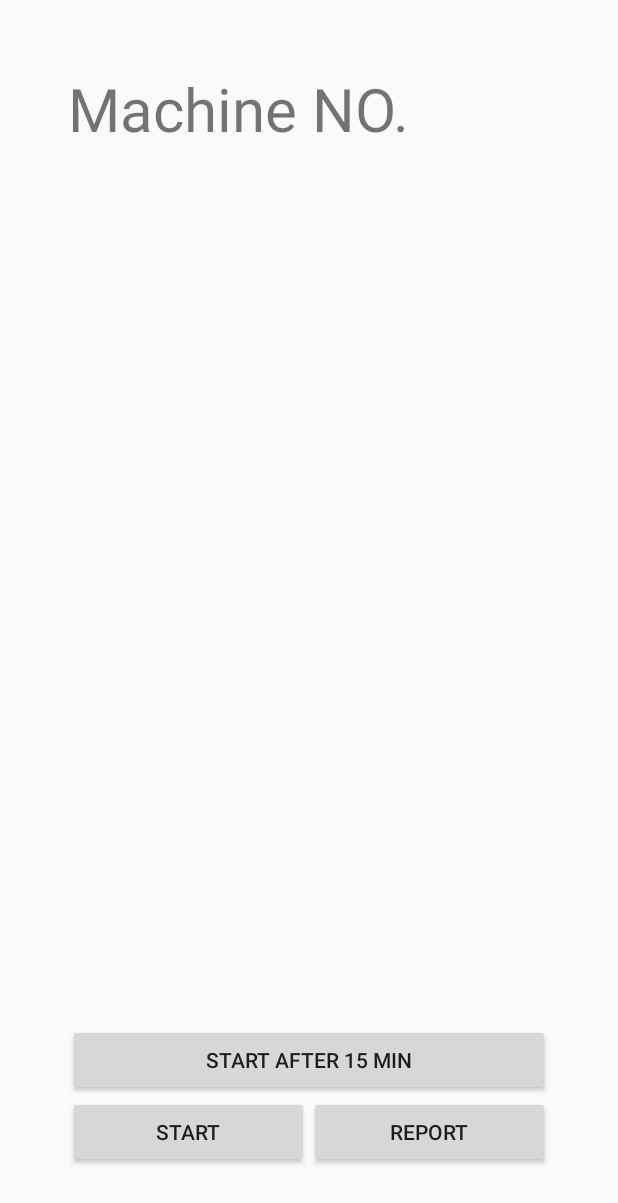
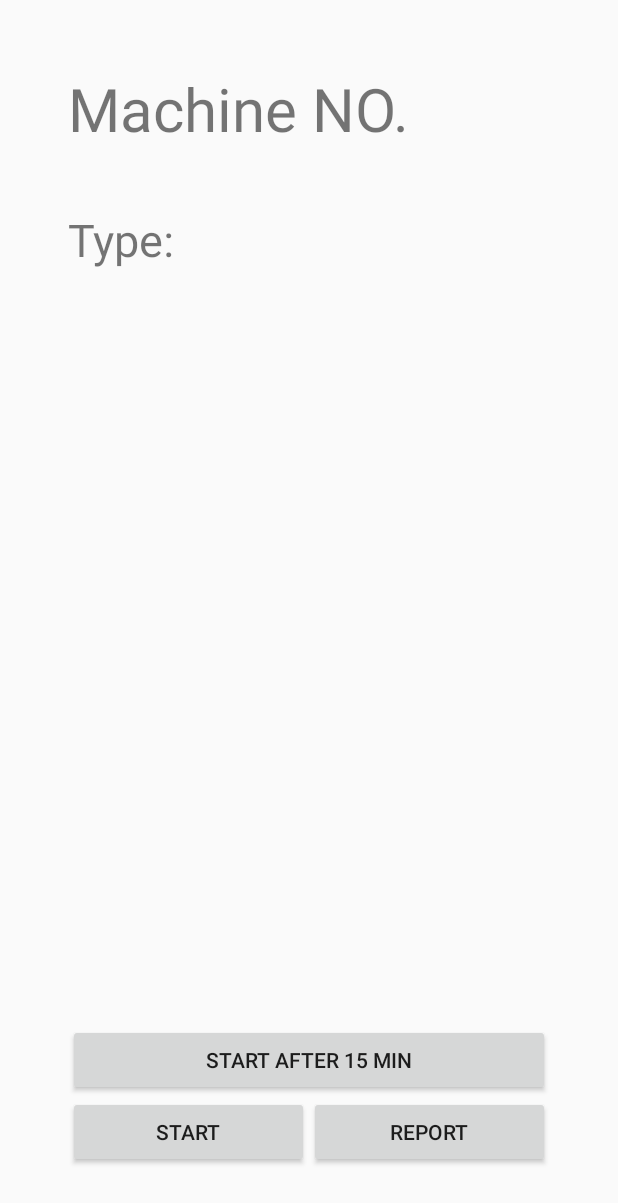
Before and after one commit to YuchengWu66/washer-dryer-management, an Android app: the StartActivity screen opened directly, with no data from a screen before it, on a phone screen of 412 x 824 dp. Shown: the top 1203 px of the screen. Run offline under Robolectric (Android 15) with nearby library versions, the phone set to English and light mode, and no system bars; libraries missing offline, so code that uses them is left out: com.loopj.android, cz.msebera.android; 1 statement that could not run was skipped.

Commit message:
tryFixPassingValue3

```diff
--- a/app/src/main/java/com/laioffer/washerdrymanagement/ui/detail/ReportActivity.java
+++ b/app/src/main/java/com/laioffer/washerdrymanagement/ui/detail/ReportActivity.java
@@ -20,6 +20,7 @@ import org.json.JSONObject;
 import cz.msebera.android.httpclient.Header;
 
 public class ReportActivity extends AppCompatActivity {
+    String ID;
     private EditText editTextMachineID;
     private EditText editTexterror;
     private String REPORT_URL; // add later
@@ -27,8 +28,10 @@ public class ReportActivity extends AppCompatActivity {
     protected void onCreate(Bundle savedInstanceState) {
         super.onCreate(savedInstanceState);
         setContentView(R.layout.fragment_report);
+        ID = getIntent().getStringExtra("ID");
         editTextMachineID = findViewById(R.id.report_machineID);
         editTexterror = findViewById(R.id.report_error);
+        editTextMachineID.setText(ID);
         ActionBar actionBar = getActionBar();
         actionBar.setDisplayHomeAsUpEnabled(true);
     }
--- a/app/src/main/java/com/laioffer/washerdrymanagement/ui/detail/StartActivity.java
+++ b/app/src/main/java/com/laioffer/washerdrymanagement/ui/detail/StartActivity.java
@@ -27,31 +27,38 @@ import cz.msebera.android.httpclient.Header;
 public class StartActivity extends AppCompatActivity {
    // String UserID;
     String ID;
-    String machineID;
+    String type;
 //    CheckBox checkbox;
     TextView MachineID;
+    TextView MachineType;
     String StartURL;
 //    Button startbt;
 //    Button reportbt;
 //    Button waitbt;
 
     @Override
-    protected void onActivityResult(int requestCode, int resultCode, Intent data) {
-        super.onActivityResult(requestCode, resultCode, data);
-        if (resultCode == RESULT_OK) {
-            Bundle bundle = data.getExtras();
-            ID = bundle.getString("ID");
-            machineID = "Machine NO." + ID;
-        //    UserID = bundle.getString("user");
-            MachineID = findViewById(R.id.startmachine_id);
-            MachineID.setText(machineID);
-
-        }
-    }
-    @Override
     protected void onCreate(Bundle savedInstanceState) {
         super.onCreate(savedInstanceState);
         setContentView(R.layout.fragment_start);
+        ID = getIntent().getStringExtra("ID");
+        type = getIntent().getStringExtra("type");
+        MachineID = findViewById(R.id.startmachine_id);
+        MachineType = findViewById(R.id.start_type);
+        MachineID.setText(ID);
+        MachineType.setText(type);
+        switch (type){
+            case ("Washer"):
+                //change image
+            case ("Dryer"):
+                // change to dryer image
+            case("Other"):
+                // change to other
+        }
+        setContentView(R.layout.fragment_start);
+
+
+
+
 //        ActionBar actionBar = getActionBar();
 //        actionBar.setDisplayHomeAsUpEnabled(true);
 //        checkbox = findViewById(R.id.checkBox_add);
@@ -69,11 +76,10 @@ public class StartActivity extends AppCompatActivity {
         //start api with UserID and MachineID
     }
     public void gotoReport(View v){
-        Intent intent = new Intent(this, ReportActivity.class);
+        Intent intent = new Intent(StartActivity.this, ReportActivity.class);
         Bundle b = new Bundle();
         b.putString("ID", ID);
         intent.putExtras(b);
-        intent.addFlags(Intent.FLAG_ACTIVITY_NEW_TASK);
         startActivity(intent);
         //navigate to report with machineID
     }
--- a/app/src/main/java/com/laioffer/washerdrymanagement/ui/home/HomeAdapter.java
+++ b/app/src/main/java/com/laioffer/washerdrymanagement/ui/home/HomeAdapter.java
@@ -33,6 +33,7 @@ public class HomeAdapter extends RecyclerView.Adapter<HomeAdapter.HomeViewHolder
     public int filter;
     private Context context;
     private Map<Integer, String> map;
+
     public HomeAdapter(Context context, int filter) {
         this.context = context;
         this.filter = filter;
--- a/app/src/main/res/layout/fragment_start.xml
+++ b/app/src/main/res/layout/fragment_start.xml
@@ -16,6 +16,14 @@
         android:text="Machine NO."
         android:textSize="40dp"
         android:id="@+id/startmachine_id"/>
+
+    <TextView
+        android:layout_width="match_parent"
+        android:layout_height="wrap_content"
+        android:layout_margin="20dp"
+        android:text="Type: "
+        android:textSize="30dp"
+        android:id="@+id/start_type"/>
 
     <LinearLayout
         android:layout_width="match_parent"
```
